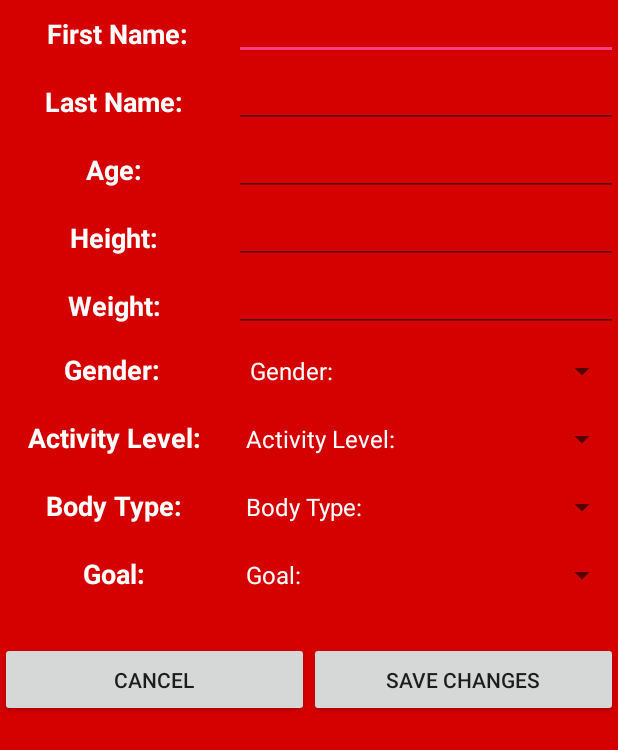
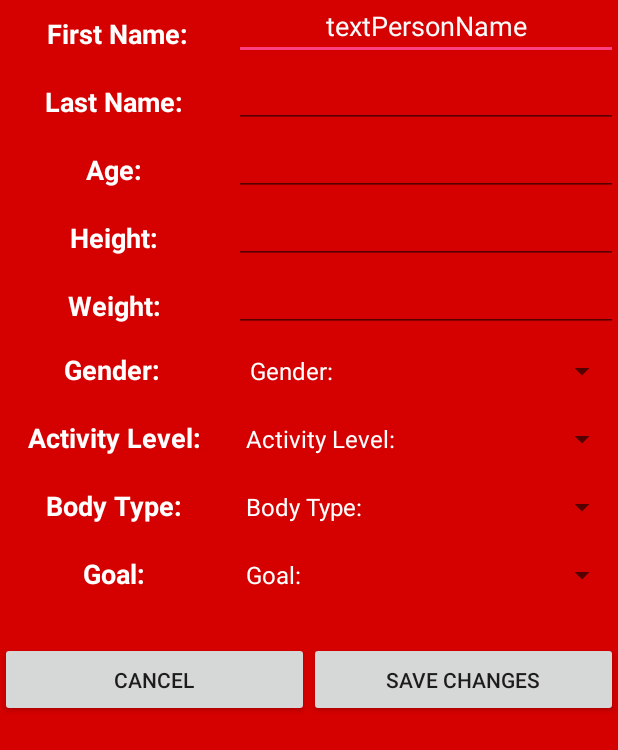
Before and after one commit to theodorethayib/NutriPocket2, an Android app: the layout activity_preferences.xml on its own in the app's theme, with its tools: preview values and no code run, on a phone screen of 412 x 824 dp. Shown: the top 750 px of the screen. Run offline under Robolectric (Android 15) with nearby library versions, the phone set to English and light mode, and no system bars.

Commit message:
commit Final for hackathon???

```diff
--- a/app/src/main/res/layout/activity_daily_nutrition.xml
+++ b/app/src/main/res/layout/activity_daily_nutrition.xml
@@ -100,7 +100,7 @@
                 android:id="@+id/amountOfCalories"
                 android:layout_width="50dp"
                 android:layout_height="wrap_content"
-                android:inputType="text"/>
+                android:inputType="number"/>
 
         </LinearLayout>
 
--- a/app/src/main/res/layout/activity_preferences.xml
+++ b/app/src/main/res/layout/activity_preferences.xml
@@ -34,7 +34,7 @@
             android:gravity="center"
             android:inputType="textPersonName"
             android:textColor="@color/regularText"
-            android:text=""/>
+            android:text="textPersonName"/>
 
     </LinearLayout>
 
@@ -91,7 +91,7 @@
             android:ems="10"
             android:gravity="center"
             android:textColor="@color/regularText"
-            android:inputType="textPersonName" />
+            android:inputType="number" />
     </LinearLayout>
 
     <LinearLayout
@@ -119,7 +119,7 @@
             android:ems="10"
             android:gravity="center"
             android:textColor="@color/regularText"
-            android:inputType="textPersonName" />
+            android:inputType="number" />
 
     </LinearLayout>
 
@@ -148,7 +148,7 @@
             android:ems="10"
             android:gravity="center"
             android:textColor="@color/regularText"
-            android:inputType="textPersonName" />
+            android:inputType="number" />
     </LinearLayout>
 
     <LinearLayout
```
Also changed, not shown: app/src/main/java/com/example/theo1/nutripocket/DailyNutritionActivity.java (+8 -0 lines), app/src/main/java/com/example/theo1/nutripocket/MainActivity.java (+41 -1 lines).
